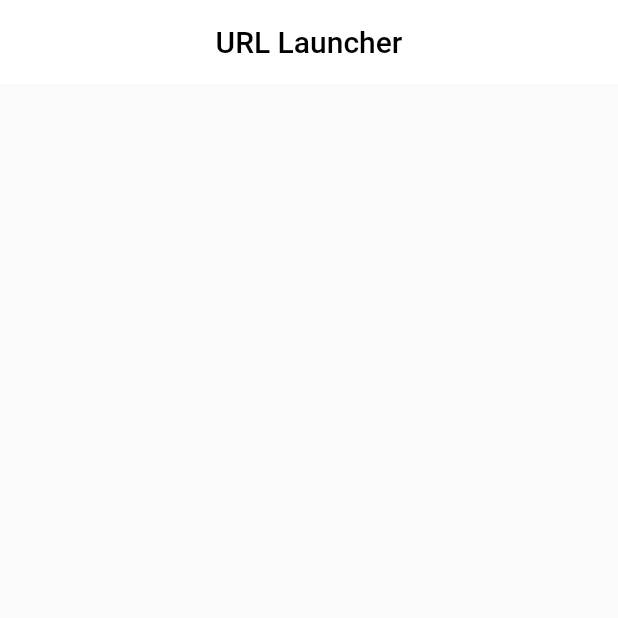
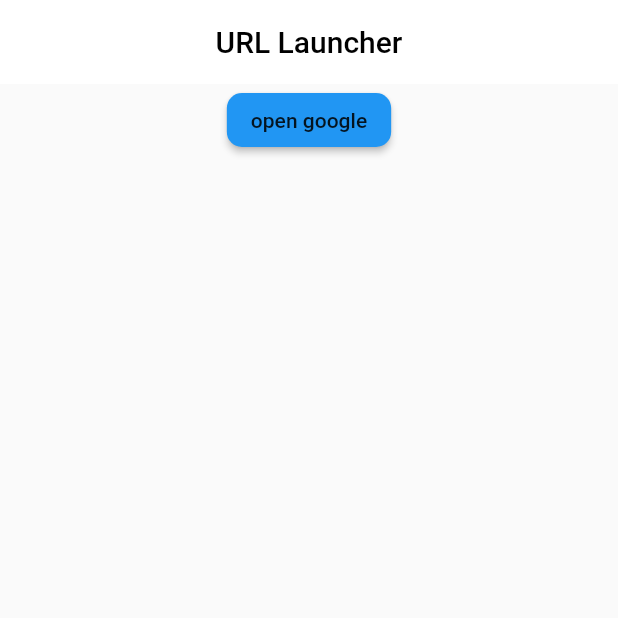
Before and after one commit to DSC-IIIT-Kalyani/flutter-url-launcher, a Flutter app: the screen it shows after launch, on a phone screen of 412 x 824 dp, the top half of it. Run offline on Flutter 3.47's test engine with Material 2 defaults, Android fonts, the phone set to English and light mode, and no system bars.

Commit message:
added google.com

```diff
--- a/lib/Home.dart
+++ b/lib/Home.dart
@@ -1,4 +1,5 @@
 import 'package:flutter/material.dart';
+import 'package:url_launcher/url_launcher.dart';
 
 class Home extends StatefulWidget {
   @override
@@ -25,7 +26,17 @@ class _HomeState extends State<Home> {
             mainAxisAlignment: MainAxisAlignment.start,
             crossAxisAlignment: CrossAxisAlignment.center,
             children: [
-
+              RaisedButton(
+                color: Colors.blue,
+                shape: RoundedRectangleBorder(
+                    borderRadius: BorderRadius.circular(10)),
+                onPressed: () async {
+                  if (await canLaunch("https://google.com")) {
+                    await launch("https://google.com");
+                  }
+                },
+                child: Text("open google"),
+              ),
             ],
           ),
         ),
--- a/pubspec.yaml
+++ b/pubspec.yaml
@@ -28,6 +28,7 @@ dependencies:
   # The following adds the Cupertino Icons font to your application.
   # Use with the CupertinoIcons class for iOS style icons.
   cupertino_icons: ^1.0.0
+  url_launcher: ^5.7.6
 
 dev_dependencies:
   flutter_test:
```
Also changed, not shown: pubspec.lock.
